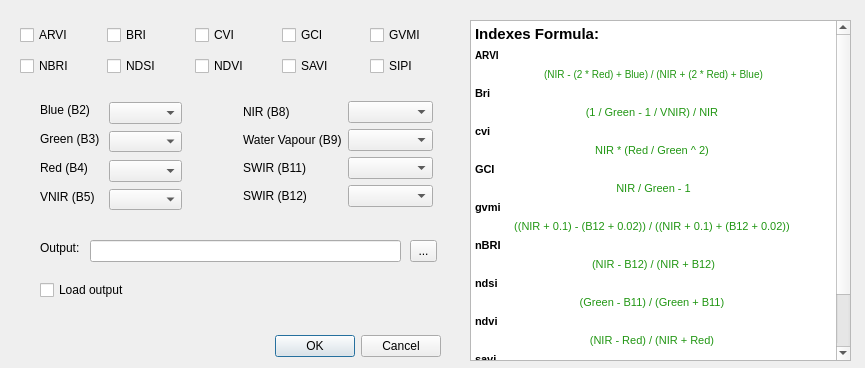
The window that index_calculator_dialog_base.ui (VeronikaH98/bc) describes before a commit, drawn with Qt 5.
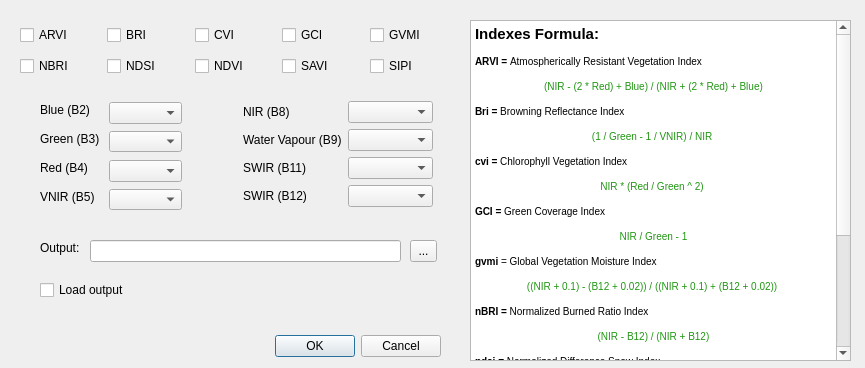
The same window after the commit.

The edit to the form file:
```diff
--- a/index_calculator_dialog_base.ui
+++ b/index_calculator_dialog_base.ui
@@ -323,27 +323,27 @@
 &lt;html&gt;&lt;head&gt;&lt;meta name=&quot;qrichtext&quot; content=&quot;1&quot; /&gt;&lt;style type=&quot;text/css&quot;&gt;
 p, li { white-space: pre-wrap; }
 &lt;/style&gt;&lt;/head&gt;&lt;body style=&quot; font-family:'MS Shell Dlg 2'; font-size:7.8pt; font-weight:400; font-style:normal;&quot;&gt;
-&lt;p style=&quot; margin-top:0px; margin-bottom:6px; margin-left:0px; margin-right:0px; -qt-block-indent:0; text-indent:0px;&quot;&gt;&lt;span style=&quot; font-size:11pt; font-weight:600;&quot;&gt;Indexes Formula:&lt;/span&gt;&lt;/p&gt;
-&lt;p style=&quot; margin-top:0px; margin-bottom:6px; margin-left:0px; margin-right:0px; -qt-block-indent:0; text-indent:0px;&quot;&gt;&lt;span style=&quot; font-weight:600;&quot;&gt;ARVI &lt;/span&gt;&lt;/p&gt;
-&lt;p align=&quot;center&quot; style=&quot; margin-top:0px; margin-bottom:6px; margin-left:0px; margin-right:0px; -qt-block-indent:0; text-indent:0px;&quot;&gt;&lt;span style=&quot; color:#209612;&quot;&gt;(NIR - (2 * Red) + Blue) / (NIR + (2 * Red) + Blue)&lt;/span&gt;&lt;/p&gt;
-&lt;p style=&quot; margin-top:0px; margin-bottom:6px; margin-left:0px; margin-right:0px; -qt-block-indent:0; text-indent:0px;&quot;&gt;&lt;span style=&quot; font-size:8pt; font-weight:600; text-transform:uppercase;&quot;&gt;Bri&lt;/span&gt;&lt;span style=&quot; font-size:8pt; font-weight:600;&quot;&gt; &lt;/span&gt;&lt;/p&gt;
-&lt;p align=&quot;center&quot; style=&quot; margin-top:0px; margin-bottom:6px; margin-left:0px; margin-right:0px; -qt-block-indent:0; text-indent:0px;&quot;&gt;&lt;span style=&quot; font-size:8pt; color:#209612;&quot;&gt;(1 / Green - 1 / VNIR) / NIR &lt;/span&gt;&lt;/p&gt;
-&lt;p style=&quot; margin-top:0px; margin-bottom:6px; margin-left:0px; margin-right:0px; -qt-block-indent:0; text-indent:0px;&quot;&gt;&lt;span style=&quot; font-size:8pt; font-weight:600; text-transform:uppercase;&quot;&gt;cvi&lt;/span&gt;&lt;span style=&quot; font-size:8pt; font-weight:600;&quot;&gt; &lt;/span&gt;&lt;/p&gt;
-&lt;p align=&quot;center&quot; style=&quot; margin-top:0px; margin-bottom:6px; margin-left:0px; margin-right:0px; -qt-block-indent:0; text-indent:0px;&quot;&gt;&lt;span style=&quot; font-size:8pt; color:#209612;&quot;&gt;NIR * (Red / Green ^ 2) &lt;/span&gt;&lt;/p&gt;
-&lt;p style=&quot; margin-top:0px; margin-bottom:6px; margin-left:0px; margin-right:0px; -qt-block-indent:0; text-indent:0px;&quot;&gt;&lt;span style=&quot; font-size:8pt; font-weight:600; text-transform:uppercase;&quot;&gt;GCI&lt;/span&gt;&lt;span style=&quot; font-size:8pt; font-weight:600;&quot;&gt; &lt;/span&gt;&lt;/p&gt;
-&lt;p align=&quot;center&quot; style=&quot; margin-top:0px; margin-bottom:6px; margin-left:0px; margin-right:0px; -qt-block-indent:0; text-indent:0px;&quot;&gt;&lt;span style=&quot; font-size:8pt; color:#209612;&quot;&gt;NIR / Green - 1&lt;/span&gt;&lt;/p&gt;
-&lt;p style=&quot; margin-top:0px; margin-bottom:6px; margin-left:0px; margin-right:0px; -qt-block-indent:0; text-indent:0px;&quot;&gt;&lt;span style=&quot; font-size:8pt; font-weight:600; text-transform:uppercase;&quot;&gt;gvmi&lt;/span&gt;&lt;span style=&quot; font-size:8pt;&quot;&gt; &lt;/span&gt;&lt;/p&gt;
-&lt;p align=&quot;center&quot; style=&quot; margin-top:0px; margin-bottom:6px; margin-left:0px; margin-right:0px; -qt-block-indent:0; text-indent:0px;&quot;&gt;&lt;span style=&quot; font-size:8pt; color:#209612;&quot;&gt;((NIR + 0.1) - (B12 + 0.02)) / ((NIR + 0.1) + (B12 + 0.02)) &lt;/span&gt;&lt;/p&gt;
-&lt;p style=&quot; margin-top:0px; margin-bottom:6px; margin-left:0px; margin-right:0px; -qt-block-indent:0; text-indent:0px;&quot;&gt;&lt;span style=&quot; font-size:8pt; font-weight:600; text-transform:uppercase;&quot;&gt;nBRI&lt;/span&gt;&lt;span style=&quot; font-size:8pt; font-weight:600;&quot;&gt; &lt;/span&gt;&lt;/p&gt;
-&lt;p align=&quot;center&quot; style=&quot; margin-top:0px; margin-bottom:6px; margin-left:0px; margin-right:0px; -qt-block-indent:0; text-indent:0px;&quot;&gt;&lt;span style=&quot; font-size:8pt; color:#209612;&quot;&gt;(NIR - B12) / (NIR + B12)&lt;/span&gt;&lt;/p&gt;
-&lt;p style=&quot; margin-top:0px; margin-bottom:6px; margin-left:0px; margin-right:0px; -qt-block-indent:0; text-indent:0px;&quot;&gt;&lt;span style=&quot; font-size:8pt; font-weight:600; text-transform:uppercase;&quot;&gt;ndsi&lt;/span&gt;&lt;span style=&quot; font-size:8pt; font-weight:600;&quot;&gt; &lt;/span&gt;&lt;/p&gt;
-&lt;p align=&quot;center&quot; style=&quot; margin-top:0px; margin-bottom:6px; margin-left:0px; margin-right:0px; -qt-block-indent:0; text-indent:0px;&quot;&gt;&lt;span style=&quot; font-size:8pt; color:#209612;&quot;&gt;(Green - B11) / (Green + B11) &lt;/span&gt;&lt;/p&gt;
-&lt;p style=&quot; margin-top:0px; margin-bottom:6px; margin-left:0px; margin-right:0px; -qt-block-indent:0; text-indent:0px;&quot;&gt;&lt;span style=&quot; font-size:8pt; font-weight:600; text-transform:uppercase;&quot;&gt;ndvi&lt;/span&gt;&lt;span style=&quot; font-size:8pt; font-weight:600;&quot;&gt; &lt;/span&gt;&lt;/p&gt;
-&lt;p align=&quot;center&quot; style=&quot; margin-top:0px; margin-bottom:6px; margin-left:0px; margin-right:0px; -qt-block-indent:0; text-indent:0px;&quot;&gt;&lt;span style=&quot; font-size:8pt; color:#209612;&quot;&gt;(NIR - Red) / (NIR + Red) &lt;/span&gt;&lt;/p&gt;
-&lt;p style=&quot; margin-top:0px; margin-bottom:6px; margin-left:0px; margin-right:0px; -qt-block-indent:0; text-indent:0px;&quot;&gt;&lt;span style=&quot; font-size:8pt; font-weight:600; text-transform:uppercase;&quot;&gt;savi&lt;/span&gt;&lt;span style=&quot; font-size:8pt; font-weight:600;&quot;&gt; &lt;/span&gt;&lt;/p&gt;
-&lt;p align=&quot;center&quot; style=&quot; margin-top:0px; margin-bottom:6px; margin-left:0px; margin-right:0px; -qt-block-indent:0; text-indent:0px;&quot;&gt;&lt;span style=&quot; font-size:8pt; color:#209612;&quot;&gt;(NIR - Red) / (NIR + Red + 0,5) * (1 + 0,5)&lt;/span&gt;&lt;/p&gt;
-&lt;p style=&quot; margin-top:0px; margin-bottom:6px; margin-left:0px; margin-right:0px; -qt-block-indent:0; text-indent:0px;&quot;&gt;&lt;span style=&quot; font-size:8pt; font-weight:600; text-transform:uppercase;&quot;&gt;SIPI&lt;/span&gt;&lt;/p&gt;
-&lt;p align=&quot;center&quot; style=&quot; margin-top:0px; margin-bottom:6px; margin-left:0px; margin-right:0px; -qt-block-indent:0; text-indent:0px;&quot;&gt;&lt;span style=&quot; font-size:8pt; color:#209612;&quot;&gt;(NIR - Blue) / (NIR - Red) &lt;/span&gt;&lt;/p&gt;&lt;/body&gt;&lt;/html&gt;</string>
+&lt;p style=&quot; margin-top:12px; margin-bottom:12px; margin-left:0px; margin-right:0px; -qt-block-indent:0; text-indent:0px;&quot;&gt;&lt;span style=&quot; font-size:11pt; font-weight:600;&quot;&gt;Indexes Formula:&lt;/span&gt;&lt;/p&gt;
+&lt;p style=&quot; margin-top:12px; margin-bottom:12px; margin-left:0px; margin-right:0px; -qt-block-indent:0; text-indent:0px;&quot;&gt;&lt;span style=&quot; font-weight:600;&quot;&gt;ARVI = &lt;/span&gt;Atmospherically Resistant Vegetation Index&lt;/p&gt;
+&lt;p align=&quot;center&quot; style=&quot; margin-top:12px; margin-bottom:12px; margin-left:0px; margin-right:0px; -qt-block-indent:0; text-indent:0px;&quot;&gt;&lt;span style=&quot; color:#209612;&quot;&gt;(NIR - (2 * Red) + Blue) / (NIR + (2 * Red) + Blue)&lt;/span&gt;&lt;/p&gt;
+&lt;p style=&quot; margin-top:12px; margin-bottom:12px; margin-left:0px; margin-right:0px; -qt-block-indent:0; text-indent:0px;&quot;&gt;&lt;span style=&quot; font-weight:600; text-transform:uppercase;&quot;&gt;Bri&lt;/span&gt;&lt;span style=&quot; font-weight:600;&quot;&gt; = &lt;/span&gt;Browning Reflectance Index&lt;/p&gt;
+&lt;p align=&quot;center&quot; style=&quot; margin-top:12px; margin-bottom:12px; margin-left:0px; margin-right:0px; -qt-block-indent:0; text-indent:0px;&quot;&gt;&lt;span style=&quot; color:#209612;&quot;&gt;(1 / Green - 1 / VNIR) / NIR &lt;/span&gt;&lt;/p&gt;
+&lt;p style=&quot; margin-top:12px; margin-bottom:12px; margin-left:0px; margin-right:0px; -qt-block-indent:0; text-indent:0px;&quot;&gt;&lt;span style=&quot; font-weight:600; text-transform:uppercase;&quot;&gt;cvi&lt;/span&gt;&lt;span style=&quot; font-weight:600;&quot;&gt; = &lt;/span&gt;Chlorophyll Vegetation Index&lt;/p&gt;
+&lt;p align=&quot;center&quot; style=&quot; margin-top:12px; margin-bottom:12px; margin-left:0px; margin-right:0px; -qt-block-indent:0; text-indent:0px;&quot;&gt;&lt;span style=&quot; color:#209612;&quot;&gt;NIR * (Red / Green ^ 2) &lt;/span&gt;&lt;/p&gt;
+&lt;p style=&quot; margin-top:12px; margin-bottom:12px; margin-left:0px; margin-right:0px; -qt-block-indent:0; text-indent:0px;&quot;&gt;&lt;span style=&quot; font-weight:600; text-transform:uppercase;&quot;&gt;GCI&lt;/span&gt;&lt;span style=&quot; font-weight:600;&quot;&gt; = &lt;/span&gt;Green Coverage Index&lt;/p&gt;
+&lt;p align=&quot;center&quot; style=&quot; margin-top:12px; margin-bottom:12px; margin-left:0px; margin-right:0px; -qt-block-indent:0; text-indent:0px;&quot;&gt;&lt;span style=&quot; color:#209612;&quot;&gt;NIR / Green - 1&lt;/span&gt;&lt;/p&gt;
+&lt;p style=&quot; margin-top:12px; margin-bottom:12px; margin-left:0px; margin-right:0px; -qt-block-indent:0; text-indent:0px;&quot;&gt;&lt;span style=&quot; font-weight:600; text-transform:uppercase;&quot;&gt;gvmi&lt;/span&gt; = Global Vegetation Moisture Index&lt;/p&gt;
+&lt;p align=&quot;center&quot; style=&quot; margin-top:12px; margin-bottom:12px; margin-left:0px; margin-right:0px; -qt-block-indent:0; text-indent:0px;&quot;&gt;&lt;span style=&quot; color:#209612;&quot;&gt;((NIR + 0.1) - (B12 + 0.02)) / ((NIR + 0.1) + (B12 + 0.02)) &lt;/span&gt;&lt;/p&gt;
+&lt;p style=&quot; margin-top:12px; margin-bottom:12px; margin-left:0px; margin-right:0px; -qt-block-indent:0; text-indent:0px;&quot;&gt;&lt;span style=&quot; font-weight:600; text-transform:uppercase;&quot;&gt;nBRI&lt;/span&gt;&lt;span style=&quot; font-weight:600;&quot;&gt; = &lt;/span&gt;Normalized Burned Ratio Index&lt;/p&gt;
+&lt;p align=&quot;center&quot; style=&quot; margin-top:12px; margin-bottom:12px; margin-left:0px; margin-right:0px; -qt-block-indent:0; text-indent:0px;&quot;&gt;&lt;span style=&quot; color:#209612;&quot;&gt;(NIR - B12) / (NIR + B12)&lt;/span&gt;&lt;/p&gt;
+&lt;p style=&quot; margin-top:12px; margin-bottom:12px; margin-left:0px; margin-right:0px; -qt-block-indent:0; text-indent:0px;&quot;&gt;&lt;span style=&quot; font-weight:600; text-transform:uppercase;&quot;&gt;ndsi&lt;/span&gt;&lt;span style=&quot; font-weight:600;&quot;&gt; = &lt;/span&gt;Normalized Difference Snow Index&lt;/p&gt;
+&lt;p align=&quot;center&quot; style=&quot; margin-top:12px; margin-bottom:12px; margin-left:0px; margin-right:0px; -qt-block-indent:0; text-indent:0px;&quot;&gt;&lt;span style=&quot; color:#209612;&quot;&gt;(Green - B11) / (Green + B11) &lt;/span&gt;&lt;/p&gt;
+&lt;p style=&quot; margin-top:12px; margin-bottom:12px; margin-left:0px; margin-right:0px; -qt-block-indent:0; text-indent:0px;&quot;&gt;&lt;span style=&quot; font-weight:600; text-transform:uppercase;&quot;&gt;ndvi&lt;/span&gt;&lt;span style=&quot; font-weight:600;&quot;&gt; = &lt;/span&gt;Normalized Difference Vegetation Index&lt;/p&gt;
+&lt;p align=&quot;center&quot; style=&quot; margin-top:12px; margin-bottom:12px; margin-left:0px; margin-right:0px; -qt-block-indent:0; text-indent:0px;&quot;&gt;&lt;span style=&quot; color:#209612;&quot;&gt;(NIR - Red) / (NIR + Red) &lt;/span&gt;&lt;/p&gt;
+&lt;p style=&quot; margin-top:12px; margin-bottom:12px; margin-left:0px; margin-right:0px; -qt-block-indent:0; text-indent:0px;&quot;&gt;&lt;span style=&quot; font-weight:600; text-transform:uppercase;&quot;&gt;savi&lt;/span&gt;&lt;span style=&quot; font-weight:600;&quot;&gt; = &lt;/span&gt;Soil Adjusted Vegetation Index&lt;/p&gt;
+&lt;p align=&quot;center&quot; style=&quot; margin-top:12px; margin-bottom:12px; margin-left:0px; margin-right:0px; -qt-block-indent:0; text-indent:0px;&quot;&gt;&lt;span style=&quot; color:#209612;&quot;&gt;(NIR - Red) / (NIR + Red + 0,5) * (1 + 0,5)&lt;/span&gt;&lt;/p&gt;
+&lt;p style=&quot; margin-top:12px; margin-bottom:12px; margin-left:0px; margin-right:0px; -qt-block-indent:0; text-indent:0px;&quot;&gt;&lt;span style=&quot; font-weight:600; text-transform:uppercase;&quot;&gt;SIPI = &lt;/span&gt;Structure Insensitive Pigment Index&lt;/p&gt;
+&lt;p align=&quot;center&quot; style=&quot; margin-top:12px; margin-bottom:12px; margin-left:0px; margin-right:0px; -qt-block-indent:0; text-indent:0px;&quot;&gt;&lt;span style=&quot; color:#209612;&quot;&gt;(NIR - Blue) / (NIR - Red) &lt;/span&gt;&lt;/p&gt;&lt;/body&gt;&lt;/html&gt;</string>
    </property>
   </widget>
   <widget class="QCheckBox" name="cb_load">
```
